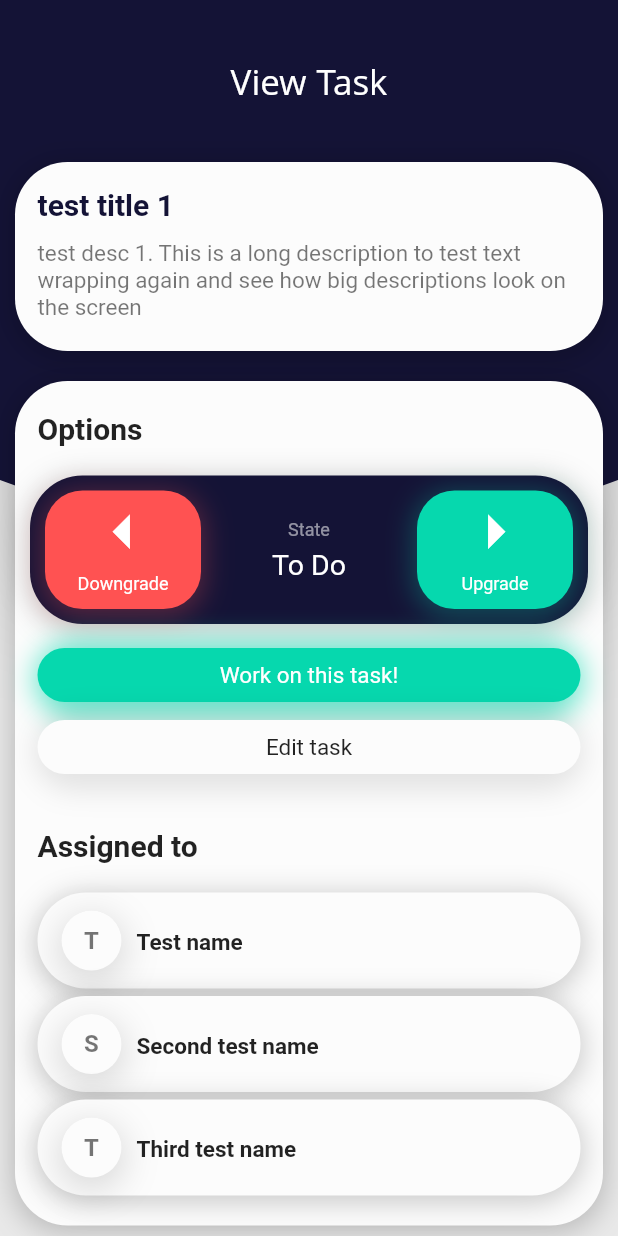
After one commit to bdasgupta02/workly, a Flutter app: the TaskView screen opened directly, on a phone screen of 412 x 824 dp. The commit adds this screen. Run offline on Flutter 3.47's test engine with Material 2 defaults, Android fonts, the phone set to English and light mode, and no system bars; our stand-ins replace cloud_firestore, firebase_auth; accounts and stored records are empty.

Commit message:
Added view task page

```diff
--- /dev/null
+++ b/workly/lib/resuable_widgets/member_tile.dart
@@ -0,0 +1,124 @@
+import 'package:flutter/material.dart';
+
+class Member {
+  String name;
+  ImageProvider<dynamic> image;
+  bool admin;
+
+  Member({@required this.name, this.image, this.admin});
+
+  Widget makeMemberTile(Function toPress, bool forTaskView) {
+    return Container(
+      margin: EdgeInsets.only(
+        left: 15,
+        right: 15,
+        top: 5,
+      ),
+      child: FlatButton(
+        shape: RoundedRectangleBorder(
+          borderRadius: BorderRadius.circular(35),
+        ),
+        onPressed: toPress,
+        child: Row(
+          children: <Widget>[
+            makeAvatar(),
+            Column(
+              crossAxisAlignment: CrossAxisAlignment.start,
+              children: <Widget>[
+                Padding(
+                  padding: EdgeInsets.only(
+                    top: 5,
+                    left: 5,
+                    right: 5,
+                    bottom: 2,
+                  ),
+                  child: Text(
+                    name,
+                    style: TextStyle(
+                      fontFamily: 'Roboto',
+                      fontWeight: FontWeight.w600,
+                      color: Colors.black87,
+                      fontSize: 15,
+                    ),
+                  ),
+                ),
+                forTaskView
+                    ? SizedBox()
+                    : Padding(
+                        padding: EdgeInsets.only(
+                          left: 5,
+                          right: 5,
+                          bottom: 5,
+                        ),
+                        child: Text(
+                          admin ? 'Admin' : 'Member',
+                          style: TextStyle(
+                            fontFamily: 'Roboto',
+                            fontWeight: FontWeight.w400,
+                            color: Colors.black38,
+                            fontSize: 12,
+                          ),
+                        ),
+                      ),
+              ],
+            ),
+            Spacer(),
+          ],
+        ),
+      ),
+      decoration: BoxDecoration(
+        color: Color(0xFFFCFCFC),
+        borderRadius: BorderRadius.all(Radius.circular(35)),
+        boxShadow: [
+          BoxShadow(
+            color: Colors.black.withOpacity(0.2),
+            spreadRadius: 2,
+            blurRadius: 15,
+            offset: Offset(0, 3),
+          ),
+        ],
+      ),
+    );
+  }
+
+  Widget makeAvatar() {
+    return Container(
+      margin: EdgeInsets.only(
+        bottom: 12,
+        top: 12,
+        right: 5,
+      ),
+      width: 40,
+      height: 40,
+      decoration: BoxDecoration(
+        color: Color(0xFFE5E5E5),
+        shape: BoxShape.circle,
+        boxShadow: [
+          BoxShadow(
+            color: Colors.black38.withOpacity(0.15),
+            spreadRadius: 2,
+            blurRadius: 20,
+            offset: Offset(0, 6),
+          ),
+        ],
+      ),
+      child: CircleAvatar(
+        backgroundImage: image,
+        backgroundColor: Color(0xFFFCFCFC),
+        foregroundColor: Colors.black,
+        radius: 20,
+        child: image == null
+            ? Text(
+                name[0].toUpperCase(),
+                style: TextStyle(
+                  color: Colors.black54,
+                  fontWeight: FontWeight.w600,
+                  fontFamily: 'Roboto',
+                  fontSize: 16,
+                ),
+              )
+            : SizedBox(),
+      ),
+    );
+  }
+}
--- a/workly/lib/screens/project_settings.dart
+++ b/workly/lib/screens/project_settings.dart
@@ -1,6 +1,7 @@
 import 'package:flutter/material.dart';
 import 'package:workly/index.dart';
 import 'package:workly/services/project_database.dart';
+import 'package:workly/resuable_widgets/member_tile.dart';
 
 /*
   Things to note:
@@ -51,7 +52,9 @@ class _ProjectSettingsState extends State<ProjectSettings> {
         SizedBox(height: 30),
         headingText('Members'),
         SizedBox(height: 5),
-        memberList == null ? MemberTester.constructor(<Member>[]) : MemberTester.constructor(memberList),
+        memberList == null
+            ? MemberTester.constructor(<Member>[])
+            : MemberTester.constructor(memberList),
         SizedBox(height: 30),
         headingText('Project Settings'),
         uniqueCode(db.getProjectId()),
@@ -69,7 +72,7 @@ class _ProjectSettingsState extends State<ProjectSettings> {
   }
 
   Widget buttonTile(
-    Function toPress, String text, String buttonText, Color buttonColor) {
+      Function toPress, String text, String buttonText, Color buttonColor) {
     return Container(
       margin: EdgeInsets.only(top: 5, left: 15, right: 15),
       child: Row(
@@ -202,7 +205,8 @@ class _ProjectSettingsState extends State<ProjectSettings> {
     for (var ele in userMapList) {
       userListName.add(ele["name"].toString());
       userListUid.add(ele["uid"].toString());
-      memberListName.add(Member(name: ele["name"].toString(), image: null, admin: true));
+      memberListName
+          .add(Member(name: ele["name"].toString(), image: null, admin: true));
     }
     if (mounted) {
       setState(() {
@@ -221,127 +225,6 @@ class _ProjectSettingsState extends State<ProjectSettings> {
   }
 }
 
-class Member {
-  String name;
-  ImageProvider<dynamic> image;
-  bool admin;
-
-  Member({@required this.name, this.image, @required this.admin});
-
-  Widget makeMemberTile(Function toPress) {
-    return Container(
-      margin: EdgeInsets.only(
-        left: 15,
-        right: 15,
-        top: 5,
-      ),
-      child: FlatButton(
-        shape: RoundedRectangleBorder(
-          borderRadius: BorderRadius.circular(35),
-        ),
-        onPressed: toPress,
-        child: Row(
-          children: <Widget>[
-            makeAvatar(),
-            Column(
-              crossAxisAlignment: CrossAxisAlignment.start,
-              children: <Widget>[
-                Padding(
-                  padding: EdgeInsets.only(
-                    top: 5,
-                    left: 5,
-                    right: 5,
-                    bottom: 2,
-                  ),
-                  child: Text(
-                    name,
-                    style: TextStyle(
-                      fontFamily: 'Roboto',
-                      fontWeight: FontWeight.w600,
-                      color: Colors.black87,
-                      fontSize: 15,
-                    ),
-                  ),
-                ),
-                Padding(
-                  padding: EdgeInsets.only(
-                    left: 5,
-                    right: 5,
-                    bottom: 5,
-                  ),
-                  child: Text(
-                    admin ? 'Admin' : 'Member',
-                    style: TextStyle(
-                      fontFamily: 'Roboto',
-                      fontWeight: FontWeight.w400,
-                      color: Colors.black38,
-                      fontSize: 12,
-                    ),
-                  ),
-                ),
-              ],
-            ),
-            Spacer(),
-          ],
-        ),
-      ),
-      decoration: BoxDecoration(
-        color: Color(0xFFFCFCFC),
-        borderRadius: BorderRadius.all(Radius.circular(35)),
-        boxShadow: [
-          BoxShadow(
-            color: Colors.black.withOpacity(0.2),
-            spreadRadius: 2,
-            blurRadius: 15,
-            offset: Offset(0, 3),
-          ),
-        ],
-      ),
-    );
-  }
-
-  Widget makeAvatar() {
-    return Container(
-      margin: EdgeInsets.only(
-        bottom: 12,
-        top: 12,
-        right: 5,
-      ),
-      width: 40,
-      height: 40,
-      decoration: BoxDecoration(
-        color: Color(0xFFE5E5E5),
-        shape: BoxShape.circle,
-        boxShadow: [
-          BoxShadow(
-            color: Colors.black38.withOpacity(0.15),
-            spreadRadius: 2,
-            blurRadius: 20,
-            offset: Offset(0, 6),
-          ),
-        ],
-      ),
-      child: CircleAvatar(
-        backgroundImage: image,
-        backgroundColor: Color(0xFFFCFCFC),
-        foregroundColor: Colors.black,
-        radius: 20,
-        child: image == null
-            ? Text(
-                name[0].toUpperCase(),
-                style: TextStyle(
-                  color: Colors.black54,
-                  fontWeight: FontWeight.w600,
-                  fontFamily: 'Roboto',
-                  fontSize: 16,
-                ),
-              )
-            : SizedBox(),
-      ),
-    );
-  }
-}
-
 class MemberTester {
   static Widget testMemberTiles() {
     List<Member> members = [
@@ -355,7 +238,7 @@ class MemberTester {
   static Widget constructor(List<Member> members) {
     List<Widget> memberWidgets = [];
     for (int i = 0; i < members.length; i++) {
-      memberWidgets.add(members[i].makeMemberTile(() => null));
+      memberWidgets.add(members[i].makeMemberTile(() => null, false));
     }
     return Column(
       children: memberWidgets,
--- /dev/null
+++ b/workly/lib/screens/task_view.dart
@@ -0,0 +1,383 @@
+import 'package:flutter/material.dart';
+import 'package:workly/resuable_widgets/clipped_header_bg.dart';
+import 'package:workly/resuable_widgets/member_tile.dart';
+
+/*
+  Notes:
+  -This would be navigated to by using the navigator push function.
+  -I've hardcoded the placeholders. But they're almost all consolidated at the top of the state class.
+  -Most data initialization is done in the state class, other than member list, which is a tester class.
+ */
+class TaskView extends StatefulWidget {
+  @override
+  _TaskViewState createState() => _TaskViewState();
+}
+
+class _TaskViewState extends State<TaskView> {
+  //[Note] These functions link directly to the buttons below,
+  //with the exception of the member tiles, which are left null in the
+  //MemberTester class, since in theory it would be mostly to view the
+  //members.
+  Function onUpgrade = () => null;
+  Function onDowngrade = () => null;
+  Function onOpt = () => null;
+  Function onLeave = () => null;
+  Function onEdit = () => null;
+  String title = "test title 1";
+  String description =
+      "test desc 1. This is a long description to test text wrapping again and see how big descriptions look on the screen";
+  String state = "To Do";
+  String deadline = "10/10/2020";
+  bool mine = false;
+  //[Note]This bool value indicates if you're already assigned or not. Need to change with the "work on this task" or "leave task" buttons.
+  //[Action] Need to replace this with actual data. These are hardcoded placeholders.
+
+  @override
+  Widget build(BuildContext context) {
+    return Scaffold(
+      backgroundColor: Color(0xFFE9E9E9),
+      body: Stack(
+        overflow: Overflow.visible,
+        children: <Widget>[
+          ClippedHeader(),
+          ListView(
+            children: <Widget>[
+              Container(
+                margin: EdgeInsets.only(
+                  top: 40,
+                  bottom: 20,
+                ),
+                child: Text(
+                  'View Task',
+                  style: TextStyle(
+                      fontSize: 25,
+                      color: Colors.white,
+                      fontFamily: 'Khula',
+                      fontWeight: FontWeight.w400,
+                      height: 1.5),
+                  textAlign: TextAlign.center,
+                ),
+              ),
+              Container(
+                margin: EdgeInsets.all(10),
+                alignment: Alignment.center,
+                child: titleDesc(),
+                decoration: BoxDecoration(
+                  color: Color(0xFFFCFCFC),
+                  borderRadius: BorderRadius.all(Radius.circular(35)),
+                  boxShadow: [
+                    BoxShadow(
+                      color: Colors.black.withOpacity(0.2),
+                      spreadRadius: 2,
+                      blurRadius: 15,
+                      offset: Offset(0, 3),
+                    ),
+                  ],
+                ),
+              ),
+              Container(
+                margin: EdgeInsets.all(10),
+                alignment: Alignment.center,
+                child: columnConstructor(),
+                decoration: BoxDecoration(
+                  color: Color(0xFFFCFCFC),
+                  borderRadius: BorderRadius.all(Radius.circular(35)),
+                  boxShadow: [
+                    BoxShadow(
+                      color: Colors.black.withOpacity(0.2),
+                      spreadRadius: 2,
+                      blurRadius: 15,
+                      offset: Offset(0, 3),
+                    ),
+                  ],
+                ),
+              ),
+            ],
+          ),
+        ],
+      ),
+    );
+  }
+
+  Widget titleDesc() {
+    return Column(
+      crossAxisAlignment: CrossAxisAlignment.start,
+      children: <Widget>[
+        SizedBox(height: 5),
+        textTile(title, true),
+        textTile(description, false),
+        SizedBox(height: 20),
+      ],
+    );
+  }
+
+  Widget columnConstructor() {
+    return Column(
+      children: <Widget>[
+        SizedBox(height: 20),
+        Row(
+          children: <Widget>[
+            headingText("Options"),
+            Spacer(),
+          ],
+        ),
+        SizedBox(height: 10),
+        stateControl(),
+        optButton(),
+        editButton(),
+        SizedBox(height: 30),
+        Row(
+          children: <Widget>[
+            headingText("Assigned to"),
+            Spacer(),
+          ],
+        ),
+        SizedBox(height: 15),
+        MemberTester.testMemberTiles(),
+        SizedBox(height: 20),
+      ],
+    );
+  }
+
+  Widget stateControl() {
+    return Container(
+      margin: EdgeInsets.all(10),
+      child: Row(
+        children: <Widget>[
+          stateButton(false, onDowngrade),
+          Expanded(
+            flex: 6,
+            child: Column(
+              children: <Widget>[
+                Padding(
+                  padding: EdgeInsets.only(bottom: 5),
+                  child: textStyling("State", Colors.white54),
+                ),
+                Text(
+                  state,
+                  style: TextStyle(
+                    fontFamily: 'Roboto',
+                    fontSize: 19,
+                    fontWeight: FontWeight.w400,
+                    color: Colors.white,
+                  ),
+                ),
+              ],
+            ),
+          ),
+          stateButton(true, onUpgrade),
+        ],
+      ),
+      decoration: BoxDecoration(
+        color: Color(0xFF141336),
+        borderRadius: BorderRadius.all(Radius.circular(35)),
+        boxShadow: [
+          BoxShadow(
+            color: Colors.black.withOpacity(0.2),
+            spreadRadius: 2,
+            blurRadius: 15,
+            offset: Offset(0, 3),
+          ),
+        ],
+      ),
+    );
+  }
+
+  Widget headingText(String text) {
+    return Container(
+      margin: EdgeInsets.only(
+        left: 15,
+        right: 15,
+      ),
+      child: Text(
+        text,
+        style: TextStyle(
+          color: Colors.black87,
+          fontSize: 20,
+          fontFamily: 'Roboto',
+          fontWeight: FontWeight.w600,
+        ),
+      ),
+    );
+  }
+
+  Widget textTile(String text, bool isTitle) {
+    return Container(
+      margin: EdgeInsets.only(
+        top: 12,
+        right: 15,
+        left: 15,
+      ),
+      child: Text(
+        text,
+        style: TextStyle(
+          fontFamily: 'Roboto',
+          fontSize: isTitle ? 20 : 15,
+          fontWeight: isTitle ? FontWeight.w600 : FontWeight.w400,
+          color: isTitle ? Color(0xFF141336) : Colors.black54,
+        ),
+      ),
+    );
+  }
+
+  Widget textStyling(String text, Color color) {
+    return Text(
+      text,
+      style: TextStyle(
+        fontFamily: 'Roboto',
+        fontSize: 12,
+        fontWeight: FontWeight.w400,
+        color: color,
+      ),
+    );
+  }
+
+  Widget stateButton(bool upgrade, Function func) {
+    return Expanded(
+      flex: 6,
+      child: Padding(
+        padding: EdgeInsets.all(10),
+        child: Container(
+          child: FlatButton(
+            color: upgrade ? Color(0xFF06D8AE) : Colors.redAccent,
+            onPressed: func,
+            shape: RoundedRectangleBorder(
+              borderRadius: BorderRadius.circular(25),
+            ),
+            child: Column(
+              children: <Widget>[
+                Icon(
+                  upgrade ? Icons.arrow_right : Icons.arrow_left,
+                  size: 55,
+                  color: Colors.white,
+                ),
+                textStyling(upgrade ? "Upgrade" : "Downgrade", Colors.white),
+                SizedBox(height: 10),
+              ],
+            ),
+          ),
+          decoration: BoxDecoration(
+            borderRadius: BorderRadius.all(Radius.circular(25)),
+            boxShadow: [
+              BoxShadow(
+                color: upgrade
+                    ? Color(0xFF06D8AE).withOpacity(0.3)
+                    : Colors.redAccent.withOpacity(0.3),
+                spreadRadius: 2,
+                blurRadius: 15,
+                offset: Offset(0, 3),
+              ),
+            ],
+          ),
+        ),
+      ),
+    );
+  }
+
+  Widget optButton() {
+    return Container(
+      margin: EdgeInsets.only(
+        left: 15,
+        right: 15,
+      ),
+      decoration: BoxDecoration(
+        borderRadius: BorderRadius.all(Radius.circular(30)),
+        boxShadow: [
+          BoxShadow(
+            color: mine
+                ? Colors.redAccent.withOpacity(0.5)
+                : Color(0xFF06D8AE).withOpacity(0.6),
+            spreadRadius: 2,
+            blurRadius: 15,
+            offset: Offset(0, 3),
+          ),
+        ],
+      ),
+      child: FlatButton(
+        color: mine ? Colors.redAccent : Color(0xFF06D8AE),
+        shape: RoundedRectangleBorder(
+          borderRadius: BorderRadius.circular(30),
+        ),
+        onPressed: mine ? onLeave : onOpt,
+        child: Row(
+          children: <Widget>[
+            Spacer(),
+            Text(
+              mine ? "Leave task" : "Work on this task!",
+              style: TextStyle(
+                fontFamily: 'Roboto',
+                fontWeight: FontWeight.w400,
+                fontSize: 15,
+                color: Colors.white,
+              ),
+            ),
+            Spacer(),
+          ],
+        ),
+      ),
+    );
+  }
+
+  Widget editButton() {
+    return Container(
+      margin: EdgeInsets.only(
+        left: 15,
+        right: 15,
+      ),
+      decoration: BoxDecoration(
+        borderRadius: BorderRadius.all(Radius.circular(30)),
+        boxShadow: [
+          BoxShadow(
+            color: Colors.black.withOpacity(0.1),
+            spreadRadius: 2,
+            blurRadius: 15,
+            offset: Offset(0, 3),
+          ),
+        ],
+      ),
+      child: FlatButton(
+        color: Color(0xFFFCFCFC),
+        shape: RoundedRectangleBorder(
+          borderRadius: BorderRadius.circular(30),
+        ),
+        onPressed: onEdit,
+        child: Row(
+          children: <Widget>[
+            Spacer(),
+            Text(
+              "Edit task",
+              style: TextStyle(
+                fontFamily: 'Roboto',
+                fontWeight: FontWeight.w400,
+                fontSize: 15,
+                color: Colors.black87,
+              ),
+            ),
+            Spacer(),
+          ],
+        ),
+      ),
+    );
+  }
+}
+
+class MemberTester {
+  static Widget testMemberTiles() {
+    List<Member> members = [
+      Member(name: 'Test name', image: null),
+      Member(name: 'Second test name', image: null),
+      Member(name: 'Third test name', image: null),
+    ];
+    return constructor(members);
+  }
+
+  static Widget constructor(List<Member> members) {
+    List<Widget> memberWidgets = [];
+    for (int i = 0; i < members.length; i++) {
+      memberWidgets.add(members[i].makeMemberTile(null, true));
+    }
+    return Column(
+      children: memberWidgets,
+    );
+  }
+}
```
